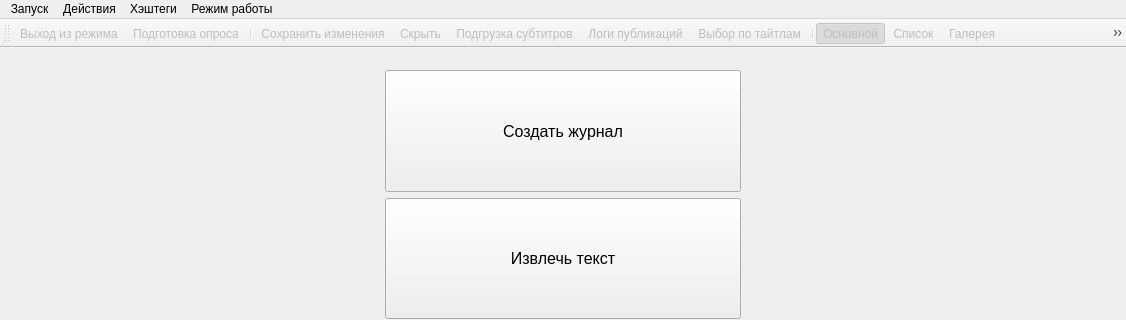
Old version of the form mainwindow.ui in the repository cool-palace/Screenshot-Manager; both pictures show x 0 to 1126 and y 0 to 320 of the 1126 by 618 pixel window.
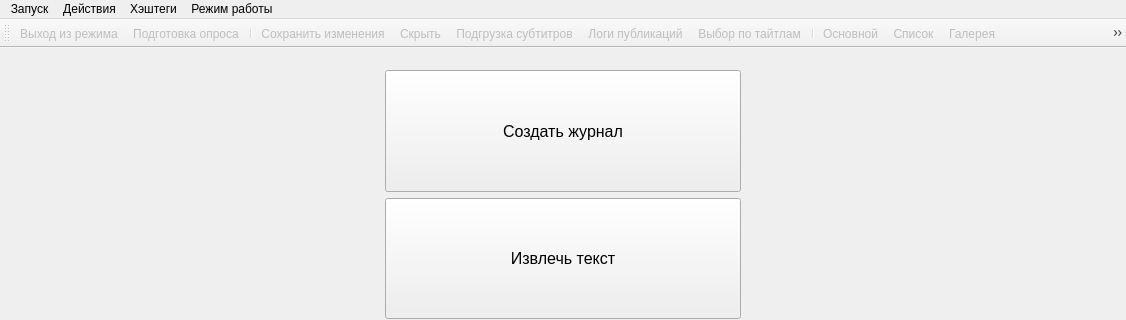
New version of the form. Icons and pictures are not drawn.

Diff of the .ui file:
```diff
--- a/mainwindow.ui
+++ b/mainwindow.ui
@@ -1295,7 +1295,7 @@
     <bool>true</bool>
    </property>
    <property name="checked">
-    <bool>true</bool>
+    <bool>false</bool>
    </property>
    <property name="enabled">
     <bool>false</bool>
```
Left out of the diff: 3 changed lines with no effect on the pictures.
